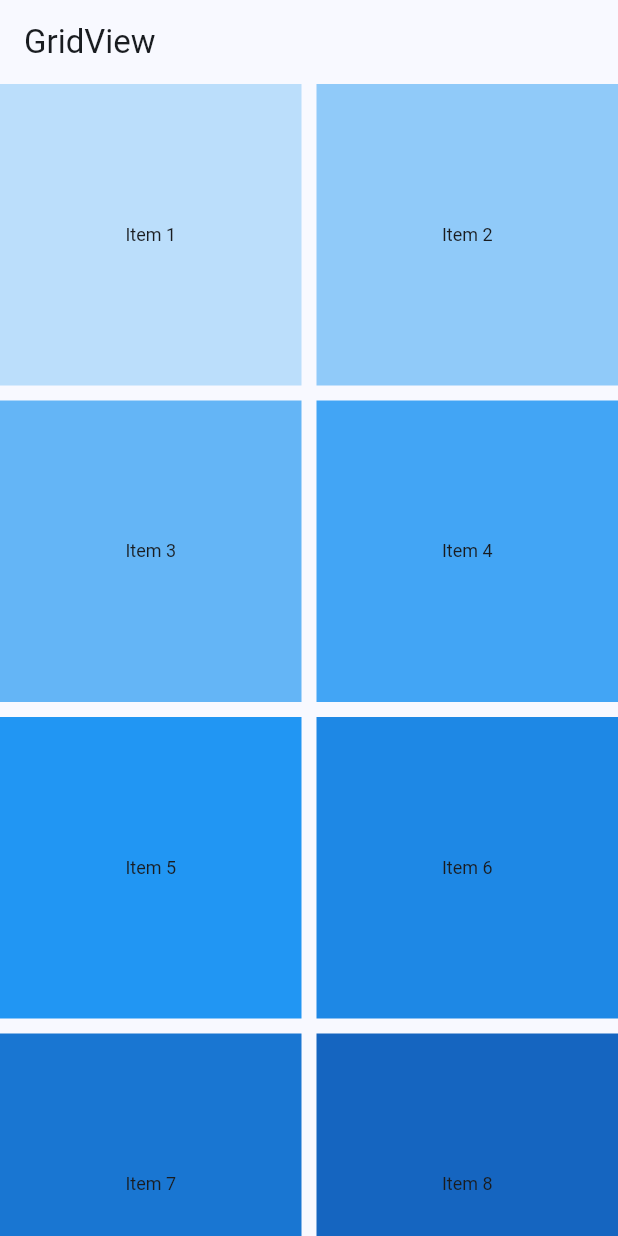
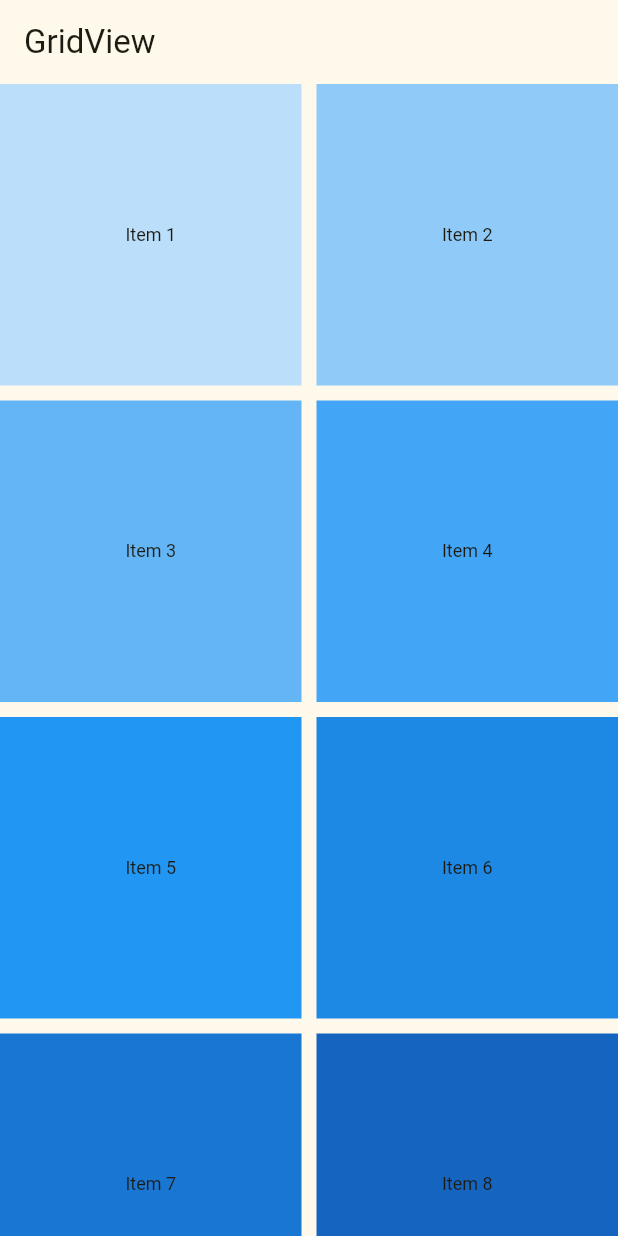
Before and after one commit to Cristhian-Cruz/Flutter_dev, a Flutter app: the screen it shows after launch, on a phone screen of 412 x 824 dp. Run offline on Flutter 3.47's test engine with Material 3 defaults, Android fonts, the phone set to English and light mode, and no system bars; our stand-ins replace go_router.

Commit message:
cambio a la rama dev

```diff
--- a/future_timer_insolate/lib/main.dart
+++ b/future_timer_insolate/lib/main.dart
@@ -15,7 +15,7 @@ class MyApp extends StatelessWidget {
       title: 'Flutter Dev',
       routerConfig: router,
       theme: ThemeData(
-        colorScheme: ColorScheme.fromSeed(seedColor: Colors.blue),
+        colorScheme: ColorScheme.fromSeed(seedColor: Colors.yellow),
         textTheme: TextTheme(
           headlineSmall: TextStyle(fontSize: 12),
           headlineMedium: TextStyle(fontSize: 24),
```
